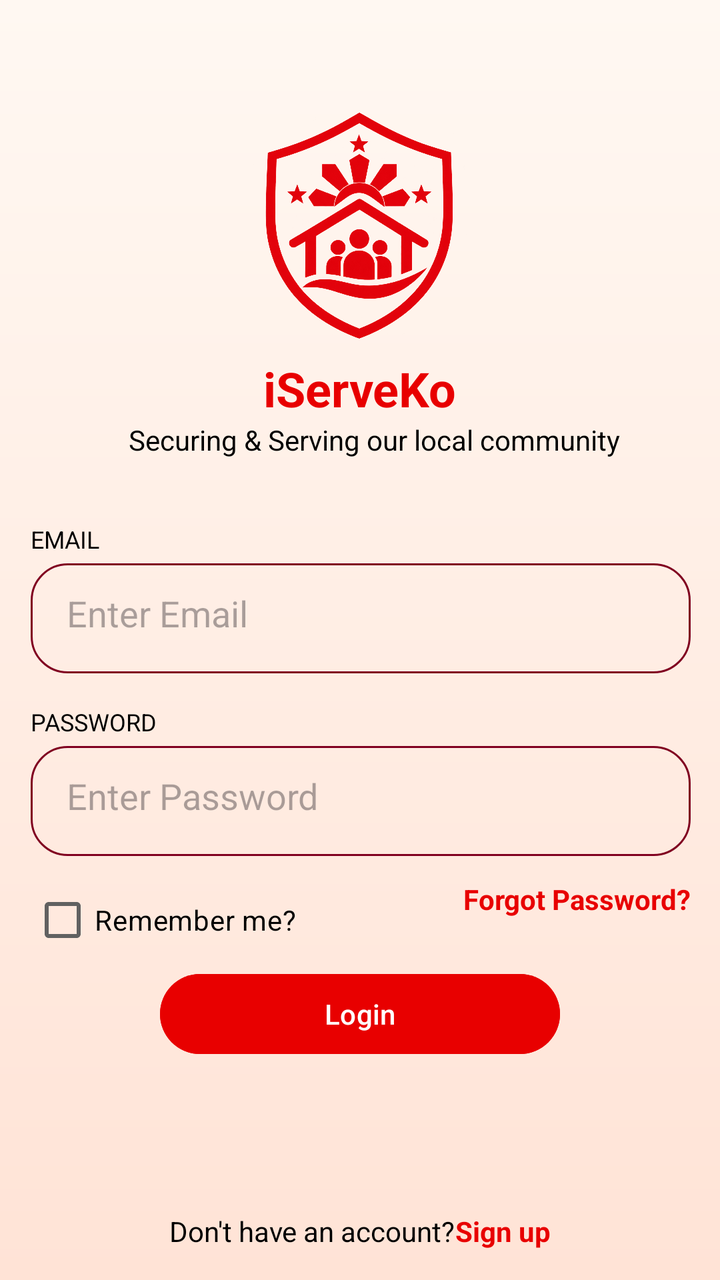
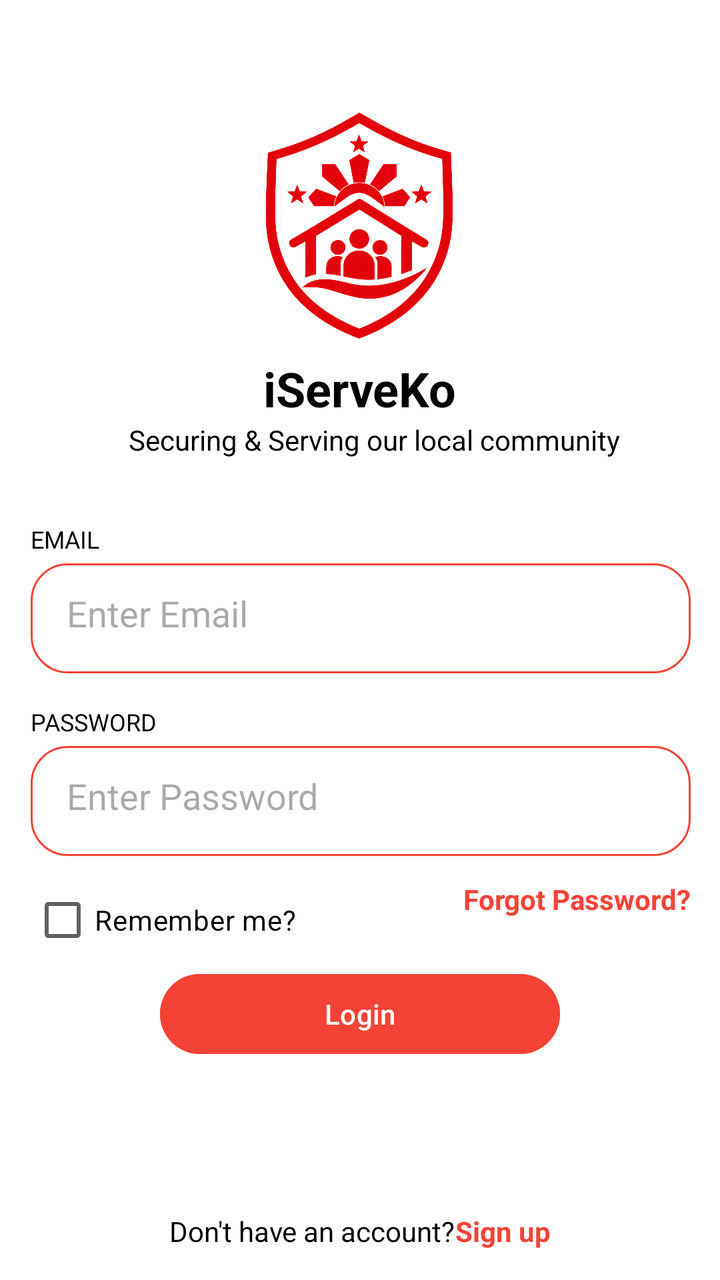

Two renders of the same Android screen: before a commit and after it. Below are the layout's source before the change and the commit's diff.
<!-- AndroidManifest.xml: application theme Theme.IServeKo -->
<!-- res/layout/activity_main.xml -->
<?xml version="1.0" encoding="utf-8"?>
<androidx.constraintlayout.widget.ConstraintLayout xmlns:android="http://schemas.android.com/apk/res/android"
    xmlns:app="http://schemas.android.com/apk/res-auto"
    xmlns:tools="http://schemas.android.com/tools"
    android:id="@+id/main"
    android:layout_width="match_parent"
    android:layout_height="match_parent"
    android:background="@drawable/designbrg_v2"
    tools:context=".MainActivity">

    <ImageView
        android:id="@+id/imageView"
        android:layout_width="120dp"
        android:layout_height="130dp"
        android:layout_marginTop="48dp"
        android:contentDescription="@string/app_name"
        app:layout_constraintEnd_toEndOf="parent"
        app:layout_constraintHorizontal_bias="0.498"
        app:layout_constraintStart_toStartOf="parent"
        app:layout_constraintTop_toTopOf="parent"
        app:srcCompat="@drawable/iserveko_logo" />

    <TextView
        android:id="@+id/textView"
        android:layout_width="wrap_content"
        android:layout_height="wrap_content"
        android:text="@string/iserveko"
        android:textColor="#E80000"
        android:textSize="24sp"
        android:textStyle="bold"
        app:layout_constraintEnd_toEndOf="parent"
        app:layout_constraintStart_toStartOf="parent"
        app:layout_constraintTop_toBottomOf="@+id/imageView" />

    <TextView
        android:id="@+id/catchphraseText"
        android:layout_width="wrap_content"
        android:layout_height="wrap_content"
        android:text="@string/securing_serving"
        android:textColor="#000000"
        app:layout_constraintEnd_toEndOf="parent"
        app:layout_constraintHorizontal_bias="0.564"
        app:layout_constraintStart_toStartOf="parent"
        app:layout_constraintTop_toBottomOf="@+id/textView" />

    <TextView
        android:id="@+id/textView2"
        android:layout_width="wrap_content"
        android:layout_height="wrap_content"
        android:layout_marginTop="32dp"
        android:text="@string/username_label"
        android:textColor="#000000"
        android:textSize="12sp"
        app:layout_constraintStart_toStartOf="@+id/username_input"
        app:layout_constraintTop_toBottomOf="@+id/catchphraseText" />

    <EditText
        android:id="@+id/username_input"
        android:layout_width="330dp"
        android:layout_height="55dp"
        android:layout_marginTop="4dp"
        android:background="@drawable/rounded"
        android:ems="10"
        android:hint="@string/username_hint"
        android:importantForAutofill="no"
        android:inputType="text"
        android:padding="18dp"
        android:textColor="#000000"
        app:layout_constraintEnd_toEndOf="parent"
        app:layout_constraintHorizontal_bias="0.506"
        app:layout_constraintStart_toStartOf="parent"
        app:layout_constraintTop_toBottomOf="@+id/textView2" />

    <TextView
        android:id="@+id/textView3"
        android:layout_width="wrap_content"
        android:layout_height="wrap_content"
        android:layout_marginTop="16dp"
        android:text="@string/password_label"
        android:textColor="#000000"
        android:textSize="12sp"
        app:layout_constraintStart_toStartOf="@+id/password_input"
        app:layout_constraintTop_toBottomOf="@+id/username_input" />

    <EditText
        android:id="@+id/password_input"
        android:layout_width="330dp"
        android:layout_height="55dp"
        android:layout_marginTop="4dp"
        android:background="@drawable/rounded"
        android:ems="10"
        android:hint="@string/password_hint"
        android:importantForAutofill="no"
        android:inputType="textPassword"
        android:padding="18dp"
        android:textColor="#000000"
        app:layout_constraintEnd_toEndOf="parent"
        app:layout_constraintHorizontal_bias="0.506"
        app:layout_constraintStart_toStartOf="parent"
        app:layout_constraintTop_toBottomOf="@+id/textView3" />

    <CheckBox
        android:id="@+id/checkBox"
        android:layout_width="wrap_content"
        android:layout_height="wrap_content"
        android:layout_marginTop="8dp"
        android:text="@string/remember_me"
        android:textColor="#000000"
        app:layout_constraintStart_toStartOf="@+id/password_input"
        app:layout_constraintTop_toBottomOf="@+id/password_input" />

    <TextView
        android:id="@+id/forgotPasswordText"
        android:layout_width="wrap_content"
        android:layout_height="wrap_content"
        android:layout_marginTop="12dp"
        android:text="Forgot Password?"
        android:textColor="#E80000"
        android:textSize="14sp"
        android:textStyle="bold"
        app:layout_constraintEnd_toEndOf="@+id/password_input"
        app:layout_constraintTop_toBottomOf="@+id/password_input" />

    <Button
        android:id="@+id/button"
        android:layout_width="200dp"
        android:layout_height="48dp"
        android:layout_marginTop="24dp"
        android:backgroundTint="#E80000"
        android:text="@string/login"
        android:textColor="#FFFFFFFF"
        app:layout_constraintEnd_toEndOf="parent"
        app:layout_constraintStart_toStartOf="parent"
        app:layout_constraintTop_toBottomOf="@+id/forgotPasswordText" />

    <LinearLayout
        android:layout_width="wrap_content"
        android:layout_height="wrap_content"
        android:layout_marginTop="15dp"
        android:gravity="center"
        android:orientation="horizontal"
        app:layout_constraintBottom_toBottomOf="parent"
        app:layout_constraintEnd_toEndOf="parent"
        app:layout_constraintStart_toStartOf="parent"
        app:layout_constraintTop_toBottomOf="@+id/button"
        app:layout_constraintVertical_bias="0.8">

        <TextView
            android:layout_width="wrap_content"
            android:layout_height="wrap_content"
            android:text="@string/dont_have_account"
            android:textColor="#000000"
            android:textSize="14sp" />

        <TextView
            android:id="@+id/signupText"
            android:layout_width="wrap_content"
            android:layout_height="wrap_content"
            android:clickable="true"
            android:focusable="true"
            android:text="@string/sign_up"
            android:textColor="#E80000"
            android:textSize="14sp"
            android:textStyle="bold" />
    </LinearLayout>

</androidx.constraintlayout.widget.ConstraintLayout>
<!-- resources referenced by this layout -->
<resources>
  <!-- drawable designbrg_v2 (drawable) -->
  <?xml version="1.0" encoding="utf-8"?>
  <shape xmlns:android="http://schemas.android.com/apk/res/android">
      <gradient android:type = "linear" android:angle="100"
          android:startColor="#FFF8F2" android:endColor="#FFE3D6"/>
  </shape>
  <!-- drawable iserveko_logo: png bitmap (drawable, 601300 bytes) -->
  <!-- drawable rounded (drawable) -->
  <?xml version="1.0" encoding="utf-8"?>
  <shape xmlns:android="http://schemas.android.com/apk/res/android"
      android:shape="rectangle">
      <corners android:radius="18dp"/>
      <stroke android:width="1dp" android:color="#800020"/>
  </shape>
  <string name="app_name">IServeKo</string>
  <string name="dont_have_account">Don\'t have an account? </string>
  <string name="iserveko">iServeKo</string>
  <string name="login">Login</string>
  <string name="password_hint">Enter Password</string>
  <string name="password_label">PASSWORD</string>
  <string name="remember_me">Remember me?</string>
  <string name="securing_serving">Securing &amp; Serving our local community</string>
  <string name="sign_up">Sign up</string>
  <string name="username_hint">Enter Email</string>
  <string name="username_label">EMAIL</string>
  <style name="Theme.IServeKo" parent="Base.Theme.IServeKo" />
  <style name="Base.Theme.IServeKo" parent="Theme.Material3.DayNight.NoActionBar">
          <item name="colorPrimary">@color/primary</item>
          <item name="colorOnPrimary">@color/onPrimary</item>
          <item name="colorPrimaryContainer">@color/primaryContainer</item>
          <item name="colorOnPrimaryContainer">@color/onPrimaryContainer</item>
  
          <item name="colorSecondary">@color/secondary</item>
          <item name="colorOnSecondary">@color/onSecondary</item>
          <item name="colorSecondaryContainer">@color/secondaryContainer</item>
          <item name="colorOnSecondaryContainer">@color/onSecondaryContainer</item>
  
          <item name="android:colorBackground">@color/white</item>
          <item name="colorSurface">@color/surface</item>
          <item name="colorOnSurface">@color/onSurface</item>
          <item name="colorSurfaceVariant">@color/surfaceVariant</item>
          <item name="colorOnSurfaceVariant">@color/onSurfaceVariant</item>
  
          <item name="android:statusBarColor">#F44336</item>
          <item name="android:windowLightStatusBar">false</item>
          <item name="android:navigationBarColor">@color/white</item>
      </style>
  <color name="primary">#F44336</color>
  <color name="onPrimary">#FFFFFF</color>
  <color name="primaryContainer">#FFEBEE</color>
  <color name="onPrimaryContainer">#C62828</color>
  <color name="secondary">#F44336</color>
  <color name="onSecondary">#FFFFFF</color>
  <color name="secondaryContainer">#FFEBEE</color>
  <color name="onSecondaryContainer">#C62828</color>
  <color name="white">#FFFFFFFF</color>
  <color name="surface">#FFFFFF</color>
  <color name="onSurface">#1C1B1F</color>
  <color name="surfaceVariant">#F5F5F5</color>
  <color name="onSurfaceVariant">#616161</color>
</resources>

<!-- the commit's change to res/layout/activity_main.xml (unified diff, before → after) -->
@@ -25,7 +25,7 @@
         android:layout_width="wrap_content"
         android:layout_height="wrap_content"
         android:text="@string/iserveko"
-        android:textColor="#E80000"
+        android:textColor="#FF000000"
         android:textSize="24sp"
         android:textStyle="bold"
         app:layout_constraintEnd_toEndOf="parent"
@@ -37,7 +37,7 @@
         android:layout_width="wrap_content"
         android:layout_height="wrap_content"
         android:text="@string/securing_serving"
-        android:textColor="#000000"
+        android:textColor="#FF000000"
         app:layout_constraintEnd_toEndOf="parent"
         app:layout_constraintHorizontal_bias="0.564"
         app:layout_constraintStart_toStartOf="parent"
@@ -49,7 +49,7 @@
         android:layout_height="wrap_content"
         android:layout_marginTop="32dp"
         android:text="@string/username_label"
-        android:textColor="#000000"
+        android:textColor="#FF000000"
         android:textSize="12sp"
         app:layout_constraintStart_toStartOf="@+id/username_input"
         app:layout_constraintTop_toBottomOf="@+id/catchphraseText" />
@@ -65,7 +65,7 @@
         android:importantForAutofill="no"
         android:inputType="text"
         android:padding="18dp"
-        android:textColor="#000000"
+        android:textColor="#FF000000"
         app:layout_constraintEnd_toEndOf="parent"
         app:layout_constraintHorizontal_bias="0.506"
         app:layout_constraintStart_toStartOf="parent"
@@ -77,7 +77,7 @@
         android:layout_height="wrap_content"
         android:layout_marginTop="16dp"
         android:text="@string/password_label"
-        android:textColor="#000000"
+        android:textColor="#FF000000"
         android:textSize="12sp"
         app:layout_constraintStart_toStartOf="@+id/password_input"
         app:layout_constraintTop_toBottomOf="@+id/username_input" />
@@ -93,7 +93,7 @@
         android:importantForAutofill="no"
         android:inputType="textPassword"
         android:padding="18dp"
-        android:textColor="#000000"
+        android:textColor="#FF000000"
         app:layout_constraintEnd_toEndOf="parent"
         app:layout_constraintHorizontal_bias="0.506"
         app:layout_constraintStart_toStartOf="parent"
@@ -105,7 +105,7 @@
         android:layout_height="wrap_content"
         android:layout_marginTop="8dp"
         android:text="@string/remember_me"
-        android:textColor="#000000"
+        android:textColor="#FF000000"
         app:layout_constraintStart_toStartOf="@+id/password_input"
         app:layout_constraintTop_toBottomOf="@+id/password_input" />
 
@@ -115,7 +115,7 @@
         android:layout_height="wrap_content"
         android:layout_marginTop="12dp"
         android:text="Forgot Password?"
-        android:textColor="#E80000"
+        android:textColor="#F44336"
         android:textSize="14sp"
         android:textStyle="bold"
         app:layout_constraintEnd_toEndOf="@+id/password_input"
@@ -126,7 +126,7 @@
         android:layout_width="200dp"
         android:layout_height="48dp"
         android:layout_marginTop="24dp"
-        android:backgroundTint="#E80000"
+        android:backgroundTint="#F44336"
         android:text="@string/login"
         android:textColor="#FFFFFFFF"
         app:layout_constraintEnd_toEndOf="parent"
@@ -149,7 +149,7 @@
             android:layout_width="wrap_content"
             android:layout_height="wrap_content"
             android:text="@string/dont_have_account"
-            android:textColor="#000000"
+            android:textColor="#FF000000"
             android:textSize="14sp" />
 
         <TextView
@@ -159,7 +159,7 @@
             android:clickable="true"
             android:focusable="true"
             android:text="@string/sign_up"
-            android:textColor="#E80000"
+            android:textColor="#F44336"
             android:textSize="14sp"
             android:textStyle="bold" />
     </LinearLayout>
<!-- resource entries referenced after the edit -->
@@ -3,8 +3,7 @@
   <!-- drawable designbrg_v2 (drawable) -->
   <?xml version="1.0" encoding="utf-8"?>
   <shape xmlns:android="http://schemas.android.com/apk/res/android">
-      <gradient android:type = "linear" android:angle="100"
-          android:startColor="#FFF8F2" android:endColor="#FFE3D6"/>
+       <solid android:color="#FFFFFFFF"/>
   </shape>
   <!-- drawable iserveko_logo: png bitmap (drawable, 601300 bytes) -->
   <!-- drawable rounded (drawable) -->
@@ -12,7 +11,7 @@
   <shape xmlns:android="http://schemas.android.com/apk/res/android"
       android:shape="rectangle">
       <corners android:radius="18dp"/>
-      <stroke android:width="1dp" android:color="#800020"/>
+      <stroke android:width="1dp" android:color="#F44336"/>
   </shape>
   <string name="app_name">IServeKo</string>
   <string name="dont_have_account">Don\'t have an account? </string>
@@ -48,16 +47,16 @@
           <item name="android:navigationBarColor">@color/white</item>
       </style>
   <color name="primary">#F44336</color>
-  <color name="onPrimary">#FFFFFF</color>
+  <color name="onPrimary">#FFFFFFFF</color>
   <color name="primaryContainer">#FFEBEE</color>
-  <color name="onPrimaryContainer">#C62828</color>
+  <color name="onPrimaryContainer">#F44336</color>
   <color name="secondary">#F44336</color>
-  <color name="onSecondary">#FFFFFF</color>
+  <color name="onSecondary">#FFFFFFFF</color>
   <color name="secondaryContainer">#FFEBEE</color>
-  <color name="onSecondaryContainer">#C62828</color>
+  <color name="onSecondaryContainer">#F44336</color>
   <color name="white">#FFFFFFFF</color>
-  <color name="surface">#FFFFFF</color>
-  <color name="onSurface">#1C1B1F</color>
+  <color name="surface">#FFFFFFFF</color>
+  <color name="onSurface">#FF000000</color>
   <color name="surfaceVariant">#F5F5F5</color>
   <color name="onSurfaceVariant">#616161</color>
 </resources>
